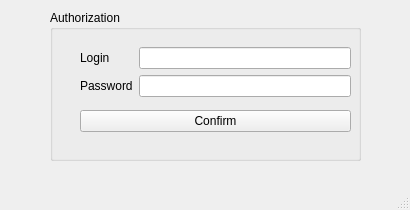
Above: QTcreator/Diary/mainwindow.ui from albaSANDROS/DIPLOMA-PROJECT.-Multi-user-client-server-application-e-journal before the change. Below: the same form after it.
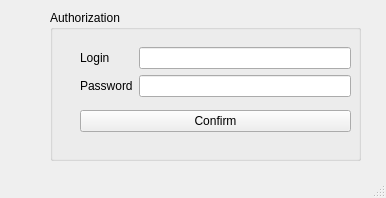
That is the form after the change.

The edit to the form file:
```diff
--- a/QTcreator/Diary/mainwindow.ui
+++ b/QTcreator/Diary/mainwindow.ui
@@ -6,8 +6,8 @@
    <rect>
     <x>0</x>
     <y>0</y>
-    <width>410</width>
-    <height>210</height>
+    <width>386</width>
+    <height>198</height>
    </rect>
   </property>
   <property name="windowTitle">
```
Left out of the diff: 2 changed lines with no effect on the pictures.
